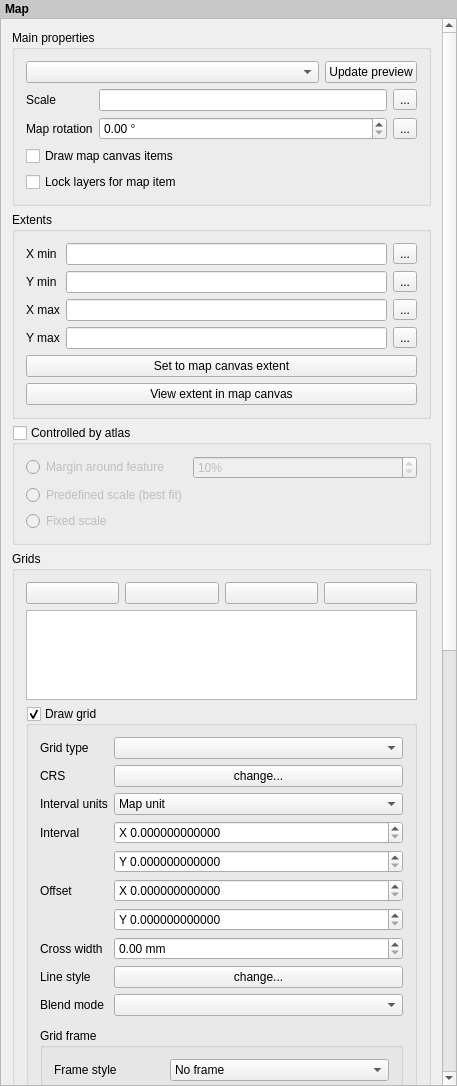
qgis/QGIS, file src/ui/qgscomposermapwidgetbase.ui: the form before one commit.
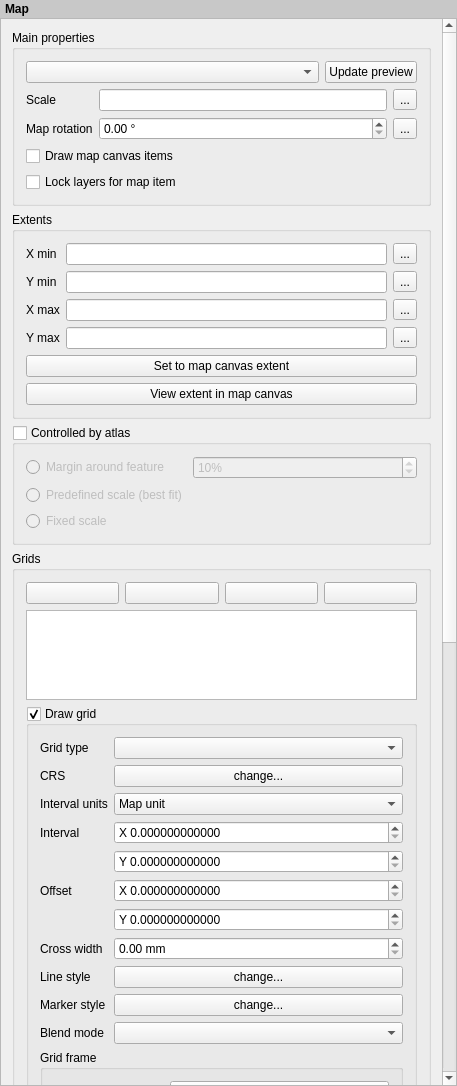
The form after the commit. Icons and pictures are not drawn. Custom widgets are drawn as their Qt base class.

Commit message: [FEATURE][composer] Add marker style for map grids (fix #9381)

```diff
--- a/src/ui/qgscomposermapwidgetbase.ui
+++ b/src/ui/qgscomposermapwidgetbase.ui
@@ -54,9 +54,9 @@
       <property name="geometry">
        <rect>
         <x>0</x>
-        <y>-623</y>
+        <y>-541</y>
         <width>439</width>
-        <height>1944</height>
+        <height>2012</height>
        </rect>
       </property>
       <property name="sizePolicy">
@@ -490,18 +490,7 @@
             <property name="collapsed" stdset="0">
              <bool>false</bool>
             </property>
-            <layout class="QVBoxLayout" name="verticalLayout">
-             <item>
-              <layout class="QFormLayout" name="formLayout_5">
-               <property name="fieldGrowthPolicy">
-                <enum>QFormLayout::AllNonFixedFieldsGrow</enum>
-               </property>
-               <property name="labelAlignment">
-                <set>Qt::AlignLeading|Qt::AlignLeft|Qt::AlignVCenter</set>
-               </property>
-               <property name="bottomMargin">
-                <number>6</number>
-               </property>
+            <layout class="QFormLayout" name="formLayout_4">
                <item row="0" column="0">
                 <widget class="QLabel" name="mGridTypeLabel_2">
                  <property name="accessibleName">
@@ -558,7 +547,7 @@
                  </item>
                 </widget>
                </item>
-               <item row="3" column="0">
+             <item row="4" column="0">
                 <widget class="QLabel" name="mIntervalXLabel_2">
                  <property name="text">
                   <string>Interval</string>
@@ -568,7 +557,7 @@
                  </property>
                 </widget>
                </item>
-               <item row="3" column="1">
+             <item row="4" column="1">
                 <layout class="QVBoxLayout" name="verticalLayout_9">
                  <item>
                   <widget class="QDoubleSpinBox" name="mIntervalXSpinBox">
@@ -598,7 +587,7 @@
                  </item>
                 </layout>
                </item>
-               <item row="4" column="0">
+             <item row="6" column="0">
                 <widget class="QLabel" name="mOffsetXLabel_2">
                  <property name="text">
                   <string>Offset</string>
@@ -608,7 +597,7 @@
                  </property>
                 </widget>
                </item>
-               <item row="4" column="1">
+             <item row="6" column="1">
                 <layout class="QVBoxLayout" name="verticalLayout_10">
                  <item>
                   <widget class="QDoubleSpinBox" name="mOffsetXSpinBox">
@@ -638,7 +627,7 @@
                  </item>
                 </layout>
                </item>
-               <item row="5" column="0">
+             <item row="8" column="0">
                 <widget class="QLabel" name="mCrossWidthLabel">
                  <property name="text">
                   <string>Cross width</string>
@@ -648,7 +637,7 @@
                  </property>
                 </widget>
                </item>
-               <item row="5" column="1">
+             <item row="8" column="1">
                 <widget class="QDoubleSpinBox" name="mCrossWidthSpinBox">
                  <property name="suffix">
                   <string> mm</string>
@@ -658,8 +647,8 @@
                  </property>
                 </widget>
                </item>
-               <item row="6" column="0">
-                <widget class="QLabel" name="mLineStyleLabel_2">
+             <item row="9" column="0">
+              <widget class="QLabel" name="mLineStyleLabel">
                  <property name="text">
                   <string>Line style</string>
                  </property>
@@ -668,26 +657,24 @@
                  </property>
                 </widget>
                </item>
-               <item row="6" column="1">
+             <item row="9" column="1">
                 <widget class="QPushButton" name="mGridLineStyleButton">
                  <property name="text">
                   <string>change...</string>
                  </property>
                 </widget>
                </item>
-               <item row="7" column="0">
+             <item row="11" column="0">
                 <widget class="QLabel" name="mGridBlendLabel">
                  <property name="text">
                   <string>Blend mode</string>
                  </property>
                 </widget>
                </item>
-               <item row="7" column="1">
+             <item row="11" column="1">
                 <widget class="QgsBlendModeComboBox" name="mGridBlendComboBox"/>
                </item>
-              </layout>
-             </item>
-             <item>
+             <item row="14" column="0" colspan="2">
               <widget class="QgsCollapsibleGroupBoxBasic" name="mGridFrameGroupBox">
                <property name="title">
                 <string>Grid frame</string>
@@ -779,7 +766,7 @@
                </layout>
               </widget>
              </item>
-             <item>
+             <item row="17" column="0" colspan="2">
               <widget class="QgsCollapsibleGroupBoxBasic" name="mDrawAnnotationGroupBox">
                <property name="enabled">
                 <bool>true</bool>
@@ -959,6 +946,23 @@
                </layout>
               </widget>
              </item>
+             <item row="10" column="0">
+              <widget class="QLabel" name="mMarkerStyleLabel">
+               <property name="text">
+                <string>Marker style</string>
+               </property>
+               <property name="wordWrap">
+                <bool>false</bool>
+               </property>
+              </widget>
+             </item>
+             <item row="10" column="1">
+              <widget class="QPushButton" name="mGridMarkerStyleButton">
+               <property name="text">
+                <string>change...</string>
+               </property>
+              </widget>
+             </item>
             </layout>
            </widget>
           </item>
```
Lines whose indentation alone changed are shown as unchanged. The commit also changes 7 other files.
